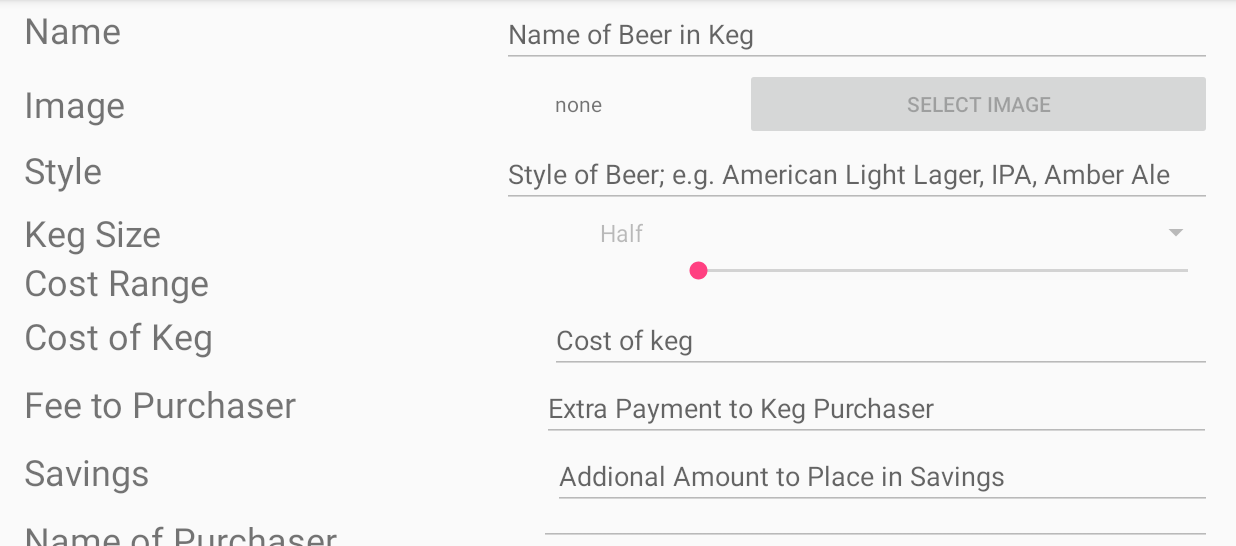
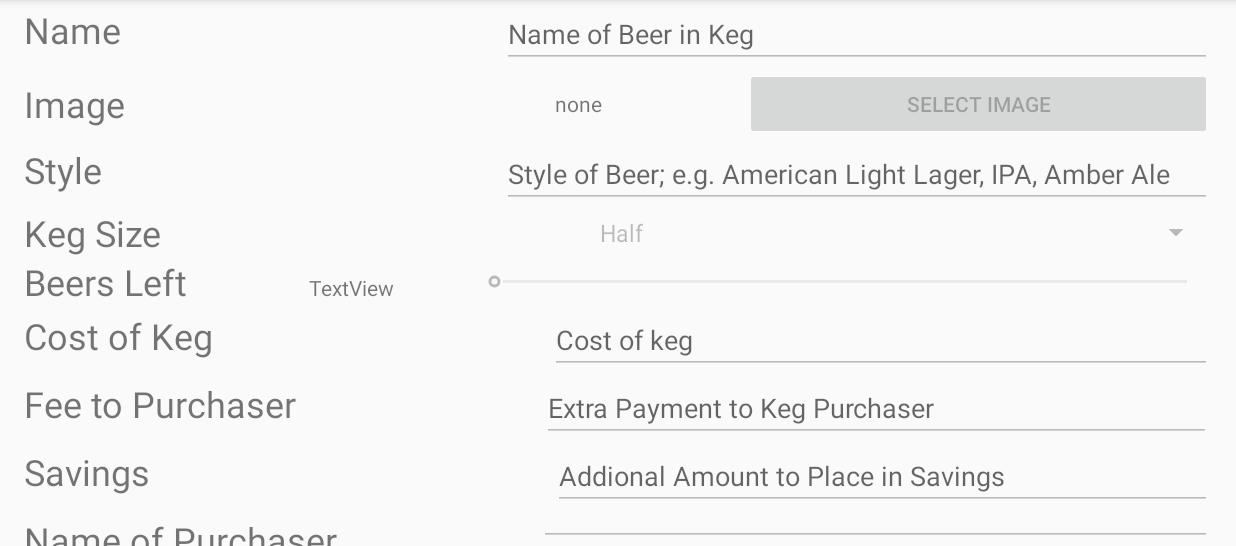
Before and after one commit to scottmayberry/KegeratorV2, an Android app: the EditKegActivity screen opened directly, with no data from a screen before it, on a phone screen of 824 x 412 dp (held sideways), the part 72-618 px from its top. Run offline under Robolectric (Android 15) with nearby library versions, the phone set to English and light mode, and no system bars; our stand-ins replace Firebase (no records; nobody signed in at launch, a user with empty details on screens opened directly); 4 statements that could not run were skipped.

```diff
--- a/app/src/main/java/com/example/sctma/kegeratorv1/EditKegActivity.java
+++ b/app/src/main/java/com/example/sctma/kegeratorv1/EditKegActivity.java
@@ -10,10 +10,12 @@ import android.support.v7.app.AlertDialog;
 import android.support.v7.app.AppCompatActivity;
 import android.os.Bundle;
 import android.view.View;
+import android.widget.AdapterView;
 import android.widget.ArrayAdapter;
 import android.widget.Button;
 import android.widget.EditText;
 import android.widget.ImageView;
+import android.widget.SeekBar;
 import android.widget.Spinner;
 import android.widget.TextView;
 import android.widget.Toast;
@@ -42,6 +44,10 @@ public class EditKegActivity extends AbstractActivity {
     private EditText purchaserName;
     private TextView errorText;
     private File imageFile = null;
+    private TextView beersLeftText;
+    private SeekBar beersLeftSeekbar;
+    private double beersLeft;
+    private boolean beersLeftChanged;
 
 
     @Override
@@ -64,16 +70,71 @@ public class EditKegActivity extends AbstractActivity {
         savings = (EditText) findViewById(R.id.savingsEditText);
         purchaserName = (EditText) findViewById(R.id.purchaserNameEditText);
         errorText = (TextView) findViewById(R.id.errorText);
+        beersLeftText = (TextView) findViewById(R.id.beersLeftText);
+        beersLeftSeekbar = (SeekBar) findViewById(R.id.beersLeftSeekbar);
+
 
         fillOutKegInfo();
+
+        kegSize.setOnItemSelectedListener(new AdapterView.OnItemSelectedListener() {
+            @Override
+            public void onItemSelected(AdapterView<?> parent, View view, int position, long id) {
+                updateMaxBeerLeftSeekbar((int)KegInfo.kegSizeToBeers(parent.getItemAtPosition(position).toString()));
+            }
+
+            @Override
+            public void onNothingSelected(AdapterView<?> parent) {
+
+            }
+        });
+
+
+        beersLeftSeekbar.setMax((int)KegInfo.kegSizeToBeers(kegSize.getSelectedItem().toString()));
+        beersLeft = kegInfo[kegPos].getBeersLeft();
+        beersLeftSeekbar.setOnSeekBarChangeListener(new SeekBar.OnSeekBarChangeListener() {
+            @Override
+            public void onProgressChanged(SeekBar seekBar, int progress, boolean fromUser) {
+                updateBeersLeft(progress);
+            }
+
+            @Override
+            public void onStartTrackingTouch(SeekBar seekBar) {
+
+            }
+
+            @Override
+            public void onStopTrackingTouch(SeekBar seekBar) {
+
+            }
+        });
+
+
         setEditFieldsEnabled(false);
 
+
+
+        beersLeftChanged = false;
         if(!kegInfo[kegPos].isActive())
         {
             editMode(true);
         }//keg info
         else
             editMode(false);
+    }
+    public void updateBeersLeft(int progress)
+    {
+        beersLeftText.setText("" + progress);
+        beersLeftChanged = true;
+    }
+    public void updateMaxBeerLeftSeekbar(int siz)
+    {
+
+        if(beersLeftSeekbar.getProgress() > siz)
+        {
+            beersLeftChanged = true;
+            beersLeftSeekbar.setProgress(siz);
+        }
+        beersLeftSeekbar.setMax(siz);
     }
 
     @Override
@@ -132,8 +193,12 @@ public class EditKegActivity extends AbstractActivity {
     }
     public void fillOutKegInfo()
     {
-        if(kegInfo[kegPos] == null)
+        if(kegInfo[kegPos] == null || !kegInfo[kegPos].isActive()) {
+            beersLeftSeekbar.setMax((int)KegInfo.kegSizeToBeers(kegSize.getSelectedItem().toString()));
+            beersLeftSeekbar.setProgress(beersLeftSeekbar.getMax());
+            updateBeersLeft(beersLeftSeekbar.getMax());
             return;
+        }
         if(kegInfo[kegPos].isActive())
         {
             nameEdit.setText(kegInfo[kegPos].getName());
@@ -143,6 +208,8 @@ public class EditKegActivity extends AbstractActivity {
             purchaserName.setText(kegInfo[kegPos].getPurchaser());
             savings.setText("" + kegInfo[kegPos].getSavings());
             kegSize.setSelection(KegInfo.kegSizeToSpinnerPosition(kegInfo[kegPos].getKegSize()));
+            beersLeftSeekbar.setProgress((int)kegInfo[kegPos].getBeersLeft());
+            updateBeersLeft((int)kegInfo[kegPos].getBeersLeft());
         }
     }//fill out keg info
     public void onEditPressed(View v)
@@ -174,7 +241,7 @@ public class EditKegActivity extends AbstractActivity {
                 || purchaserName.getText().toString().equals("") || feeToPurchaser.getText().toString().equals("")
                 || savings.getText().toString().equals("") || ((TextView)findViewById(R.id.imageNameText)).getText().toString().equals("none"))
         {
-            errorText.setVisibility(View.VISIBLE);
+            Toast.makeText(getApplicationContext(), "Fields Incomplete", Toast.LENGTH_LONG).show();
             return;
         }
         else {
@@ -196,11 +263,15 @@ public class EditKegActivity extends AbstractActivity {
             ref.child("Kegs").child("" + kegPos).child("Spent").setValue(nK.getSpent());
             ref.child("Kegs").child("" + kegPos).child("Style").setValue(nK.getStyle());
             ref.child("Kegs").child("" + kegPos).child("active").setValue(nK.isActive());
+            if(beersLeftChanged){
+                nK.setBeersLeft(beersLeftSeekbar.getProgress());
+                ref.child("Kegs").child("" + kegPos).child("beersLeft").setValue(nK.getBeersLeft());
+            }
             //ref.child("Kegs").child("" + 2).setValue(nK);
             finalizeImage();
 
             kegInfo[kegPos] = nK;
-            if(kegInfo[kegPos].isActive())
+            /*if(kegInfo[kegPos].isActive())
             {
                 AlertDialog.Builder adb = new AlertDialog.Builder(this);
                 adb.setIcon(android.R.drawable.ic_dialog_alert);
@@ -217,8 +288,8 @@ public class EditKegActivity extends AbstractActivity {
                         finish();
                     } });
                 adb.show();
-            }
-
+            }*/
+            finish();
         }
     }
 
@@ -241,6 +312,7 @@ public class EditKegActivity extends AbstractActivity {
         savings.setEnabled(b);
         purchaserName.setEnabled(b);
         kegSize.setEnabled(b);
+        beersLeftSeekbar.setEnabled(b);
     }
     private void finalizeImage()
     {
--- a/app/src/main/java/com/example/sctma/kegeratorv1/MainActivity.java
+++ b/app/src/main/java/com/example/sctma/kegeratorv1/MainActivity.java
@@ -162,7 +162,8 @@ public class MainActivity extends AppCompatActivity {
                     getDoubleFromDatabase(dataSnapshot.child("Fee").getValue()),
                     getDoubleFromDatabase(dataSnapshot.child("Saving").getValue()),
                     (String)dataSnapshot.child("Purchaser").getValue(),
-                    (boolean)dataSnapshot.child("active").getValue());
+                    (boolean)dataSnapshot.child("active").getValue(),
+                    getDoubleFromDatabase(dataSnapshot.child("beersLeft").getValue()));
             updateKegCardInfo(i);
         }
 
@@ -173,6 +174,7 @@ public class MainActivity extends AppCompatActivity {
                 return;
             if(kegInfo[i] == null)
                 return;
+            kegInfo[i].setBeersLeft(getDoubleFromDatabase(dataSnapshot.child("beersLeft").getValue()));
             kegInfo[i].setName((String)dataSnapshot.child("Name").getValue());
             kegInfo[i].setKegSize((String)dataSnapshot.child("KegSize").getValue());
             kegInfo[i].setStyle((String)dataSnapshot.child("Style").getValue());
--- a/app/src/main/res/layout/activity_edit_keg.xml
+++ b/app/src/main/res/layout/activity_edit_keg.xml
@@ -8,7 +8,7 @@
 
     <LinearLayout
         android:id="@+id/linearLayout2"
-        android:layout_width="match_parent"
+        android:layout_width="0dp"
         android:layout_height="wrap_content"
         android:layout_marginBottom="8dp"
         android:layout_marginEnd="16dp"
@@ -132,18 +132,26 @@
             android:orientation="horizontal">
 
             <TextView
-                android:id="@+id/costRangeTitleText"
+                android:id="@+id/beersLeftTitleText"
                 android:layout_width="wrap_content"
                 android:layout_height="wrap_content"
-                android:layout_weight="1"
-                android:text="Cost Range"
+                android:layout_weight="0.34"
+                android:text="Beers Left"
                 android:textSize="24sp" />
 
-            <SeekBar
-                android:id="@+id/seekBar"
+            <TextView
+                android:id="@+id/beersLeftText"
                 android:layout_width="wrap_content"
                 android:layout_height="wrap_content"
-                android:layout_weight="1" />
+                android:layout_weight="0.21"
+                android:text="TextView" />
+
+            <SeekBar
+                android:id="@+id/beersLeftSeekbar"
+                android:layout_width="wrap_content"
+                android:layout_height="wrap_content"
+                android:layout_gravity="center_vertical|center_horizontal"
+                android:layout_weight="1.85" />
         </LinearLayout>
 
         <LinearLayout
```
Also changed, not shown: app/src/main/java/com/example/sctma/kegeratorv1/KegInfo.java (+14 -0 lines).
